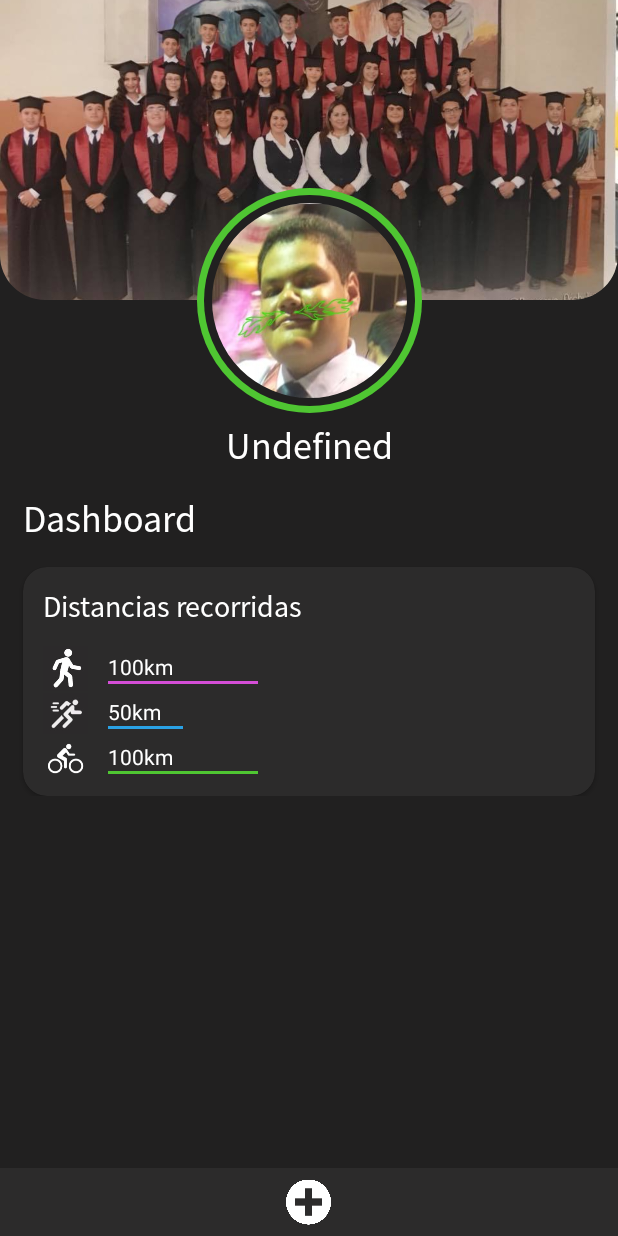
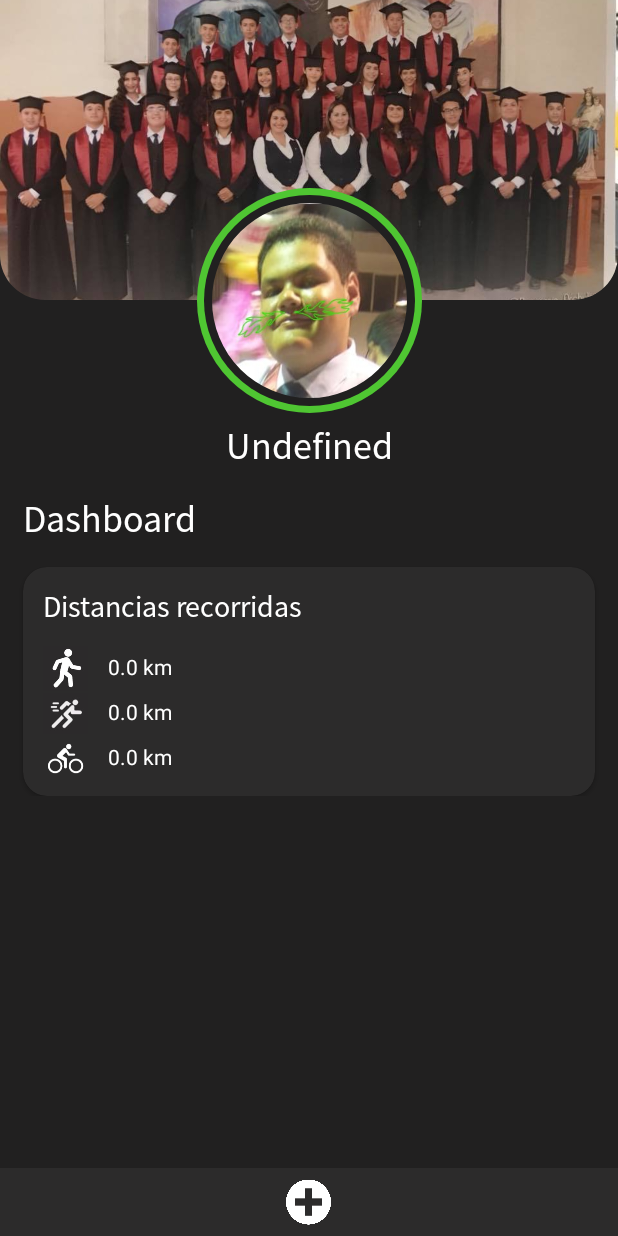
Before and after one commit to Erumeru/ProyFinalFitTrack, an Android app: the Dashboard screen opened directly, with no data from a screen before it, on a phone screen of 412 x 824 dp. Run offline under Robolectric (Android 15) with nearby library versions, the phone set to English and light mode, and no system bars; 2 statements that could not run were skipped.

Commit message:
Se arregla bug donde al ingresar un ejercicio sin distancia tronaba la app, ahora la app al visualizar el dashboard carga las barras con la información del usuario y de esto depende su width

```diff
--- a/app/src/main/java/com/example/proyfinalfittrack/dashboard/Agregar_ejercicio.kt
+++ b/app/src/main/java/com/example/proyfinalfittrack/dashboard/Agregar_ejercicio.kt
@@ -1,6 +1,7 @@
 package com.example.proyfinalfittrack.dashboard
 
 import android.content.Context
+import android.content.Intent
 import android.graphics.Color
 import androidx.appcompat.app.AppCompatActivity
 import android.os.Bundle
@@ -39,7 +40,6 @@ class Agregar_ejercicio : AppCompatActivity() {
         // configuraciones de variables
         cargarTitulosYActividades()
         cargarGifs()
-
 
         imgCaminar.setOnClickListener(){
             if(tvCaminar.currentTextColor!=colorSeleccionado) {
@@ -84,6 +84,11 @@ class Agregar_ejercicio : AppCompatActivity() {
                 showAlert(this, "Error en el tipo\nde entrenamiento", "Ingrese un tipo de entrenamiento.")
                 return@setOnClickListener
             }
+            if(editTextDistancia.text.isEmpty() || editTextDistancia.text.toString().equals(".") || editTextDistancia.text.toString().toFloat()<=0){
+                showAlert(this, "Error en la distancia", "Ingrese una distancia.")
+                return@setOnClickListener
+            }
+
             println(editTextDistancia.text.toString())
                dbHelper= DatabaseHelper(this)
                val currentTimeMillis = System.currentTimeMillis()
@@ -91,8 +96,13 @@ class Agregar_ejercicio : AppCompatActivity() {
                dbHelper.insertEntrenamiento(entrenamiento)
                dbHelper.selectAllEntrenamientos()
 
+            val dashboard= Intent(this,Dashboard::class.java)
+            dashboard.putExtra("nombreUsuario", intent.getSerializableExtra("nombreUsuario") as String)
+            dashboard.putExtra("idUsuario", idUser)
+            startActivity(dashboard)
+
+
         }
-
 
     }
 
--- a/app/src/main/java/com/example/proyfinalfittrack/dashboard/Dashboard.kt
+++ b/app/src/main/java/com/example/proyfinalfittrack/dashboard/Dashboard.kt
@@ -1,14 +1,21 @@
 package com.example.proyfinalfittrack.dashboard
 
 import android.content.Intent
+import android.database.Cursor
 import androidx.appcompat.app.AppCompatActivity
 import android.os.Bundle
+import android.view.View
 import android.widget.ImageView
+import android.widget.LinearLayout
+import android.widget.SimpleCursorAdapter
 import android.widget.TextView
 import com.example.proyfinalfittrack.R
 import com.example.proyfinalfittrack.db.DatabaseHelper
 import com.example.proyfinalfittrack.entities.Entrenamiento
 import com.example.proyfinalfittrack.sesiones.activityLogin
+import java.text.SimpleDateFormat
+import java.util.Date
+import java.util.Locale
 
 class Dashboard : AppCompatActivity() {
 
@@ -16,6 +23,16 @@ class Dashboard : AppCompatActivity() {
     private lateinit var tvNombre : TextView
     private lateinit var dbHelper: DatabaseHelper
     private lateinit var agregarEjercicio: ImageView
+    private lateinit var listaEnt: List<Entrenamiento>
+
+    private lateinit var tvSumaCorrer:TextView
+    private lateinit var tvSumaCaminar:TextView
+    private lateinit var tvSumaBici:TextView
+
+    private lateinit var linearCaminar: LinearLayout
+    private lateinit var viewBarraCaminar: View
+    private lateinit var viewBarraCorrer: View
+    private lateinit var viewBarraBici: View
 
     override fun onCreate(savedInstanceState: Bundle?) {
         super.onCreate(savedInstanceState)
@@ -23,19 +40,33 @@ class Dashboard : AppCompatActivity() {
         tvNombre=findViewById(R.id.tvNombre)
         nombreUsuario=intent.getSerializableExtra("nombreUsuario") as String
         agregarEjercicio=findViewById(R.id.agregarEjercicio)
-
-
+        linearCaminar=findViewById(R.id.linearCaminarDistanciaBarra)
+        viewBarraCaminar=findViewById(R.id.viewBarraCaminar)
+        viewBarraCorrer=findViewById(R.id.viewBarraCorrer)
+        viewBarraBici=findViewById(R.id.viewBarraBici)
 
         dbHelper= DatabaseHelper(this)
         tvNombre.setText(nombreUsuario)
 
-        agregarEjercicio.setOnClickListener(){
+        cargarTextViews()
+        cargarEntrenamientos()
+
+        val distanciaTotalRecorrida=sumaTotalDistancias()
+        val maxWidth=tvSumaCaminar.layoutParams.width
+        println("dadsd $maxWidth")
+
+        linearCaminar.post{
+            cargarDistanciasRecorridas(tvSumaCaminar, listaEnt, "caminar", viewBarraCaminar,distanciaTotalRecorrida)
+            cargarDistanciasRecorridas(tvSumaCorrer, listaEnt, "correr", viewBarraCorrer,distanciaTotalRecorrida)
+            cargarDistanciasRecorridas(tvSumaBici, listaEnt, "bici", viewBarraBici,distanciaTotalRecorrida)
+        }
 
 
+        agregarEjercicio.setOnClickListener(){
             val agregar= Intent(this, Agregar_ejercicio::class.java)
             agregar.putExtra("idUsuario",intent.getSerializableExtra("idUsuario") as Int)
+            agregar.putExtra("nombreUsuario", intent.getSerializableExtra("nombreUsuario") as String)
             startActivity(agregar)
-
          //   val idUser=intent.getSerializableExtra("idUsuario") as Int
           //  val currentTimeMillis = System.currentTimeMillis()
          //   var entrenamiento=Entrenamiento(idUser,currentTimeMillis,"caminata",100f)
@@ -44,7 +75,69 @@ class Dashboard : AppCompatActivity() {
         }
     }
 
+    fun porcentajeWidthEntrenamiento(view: View, distancia: Float, distanciaTotal: Float){
 
+        val linearLayout = linearCaminar
 
+            // El ancho de la vista ya se ha calculado
+            val maxWidth = linearLayout.width
+            println("maxwidht: $maxWidth")
+            // Utiliza el valor de width aquí
+            val params=view.layoutParams
+            println("total $distanciaTotal")
+            val widthCalculado=maxWidth*(distancia/distanciaTotal)
+            if(widthCalculado.toInt()<=0){
+                params.width=0
+                println(params.width.toString())
+                view.layoutParams=params
+            }else{
+                params.width=widthCalculado.toInt()
+                println(params.width.toString())
+                view.layoutParams=params
+            }
+
+    }
+
+    fun cargarTextViews(){
+        tvSumaCaminar=findViewById(R.id.tvSumaCaminar)
+        tvSumaBici=findViewById(R.id.tvSumaBici)
+        tvSumaCorrer=findViewById(R.id.tvSumaCorrer)
+    }
+
+    fun sumaTotalDistancias():Float{
+        var distanciaTotal=0.0f
+        listaEnt.forEach{ent ->
+            distanciaTotal+=ent.distancia
+        }
+        return distanciaTotal
+    }
+
+    fun cargarDistanciasRecorridas(textView:TextView, listaEnts: List<Entrenamiento>, tipo:String, view: View, distanciaTotal: Float){
+        val distancia=sumaDistancia(listaEnts, tipo)
+        porcentajeWidthEntrenamiento(view,distancia,distanciaTotal)
+        textView.setText("$distancia km")
+    }
+
+    fun sumaDistancia(entrenamientos: List<Entrenamiento>, tipo:String):Float{
+        var suma=0.0f
+
+        entrenamientos.forEach{ent ->
+            if(ent.tipo.equals(tipo)) suma+=ent.distancia
+        }
+        return suma
+    }
+    fun cargarEntrenamientos(){
+        val idUser=intent.getSerializableExtra("idUsuario") as Int
+        listaEnt=dbHelper.getEntremaientosUnMesAtras(idUser)
+        listaEnt.forEach{ent ->
+            println("Tipo: ${ent.tipo}, Distancia: ${ent.distancia}, Fecha: ${convertirMillisAFecha(ent.fecha,"dd/MM/yyyy HH:mm:ss")}, ")
+        }
+    }
+
+    fun convertirMillisAFecha(millis: Long, formato: String): String {
+        val dateFormat = SimpleDateFormat(formato, Locale.getDefault())
+        val fecha = Date(millis)
+        return dateFormat.format(fecha)
+    }
 
 }
--- a/app/src/main/java/com/example/proyfinalfittrack/db/DatabaseHelper.kt
+++ b/app/src/main/java/com/example/proyfinalfittrack/db/DatabaseHelper.kt
@@ -2,10 +2,12 @@ package com.example.proyfinalfittrack.db
 
 import android.content.ContentValues
 import android.content.Context
+import android.database.Cursor
 import android.database.sqlite.SQLiteDatabase
 import android.database.sqlite.SQLiteOpenHelper
 import android.util.Log
 import com.example.proyfinalfittrack.entities.Entrenamiento
+import java.util.Calendar
 
 class DatabaseHelper (context: Context) : SQLiteOpenHelper(context, DATABASE_NAME,null,DATABASE_VERSION){
 
@@ -74,6 +76,39 @@ class DatabaseHelper (context: Context) : SQLiteOpenHelper(context, DATABASE_NAM
         db.close()
     }
 
+    fun getEntremaientosUnMesAtras(idUser: Int): List<Entrenamiento> {
+        val entrenamientosList = mutableListOf<Entrenamiento>()
+
+        val currentTimeMillis = System.currentTimeMillis()
+
+        // Calcular la fecha de hace un mes
+        val calendar = Calendar.getInstance()
+        calendar.timeInMillis = currentTimeMillis
+        calendar.add(Calendar.MONTH, -1)
+        val oneMonthAgo = calendar.timeInMillis
+
+
+        val query = "SELECT * FROM $TABLE_ENTRENAMIENTOS WHERE $COLUMN_FECHA >= $oneMonthAgo AND $COLUMN_USER_ID = $idUser"
+
+        val db = this.readableDatabase
+        val cursor = db.rawQuery(query, null)
+
+        while (cursor.moveToNext()) {
+            val userId = cursor.getInt(cursor.getColumnIndexOrThrow(COLUMN_USER_ID))
+            val fecha = cursor.getLong(cursor.getColumnIndexOrThrow(COLUMN_FECHA))
+            val tipo = cursor.getString(cursor.getColumnIndexOrThrow(COLUMN_TIPO))
+            val distancia = cursor.getFloat(cursor.getColumnIndexOrThrow(COLUMN_DISTANCIA))
+
+            val entrenamiento = Entrenamiento(userId, fecha, tipo, distancia)
+            entrenamientosList.add(entrenamiento)
+        }
+
+        cursor.close()
+        db.close()
+        return entrenamientosList
+    }
+
+
 
     fun selectAllEntrenamientos() {
 
--- a/app/src/main/java/com/example/proyfinalfittrack/sesiones/activityLogin.kt
+++ b/app/src/main/java/com/example/proyfinalfittrack/sesiones/activityLogin.kt
@@ -120,5 +120,4 @@ class activityLogin : AppCompatActivity() {
         return userId
     }
 
-
 }
--- a/app/src/main/res/layout/activity_dashboard.xml
+++ b/app/src/main/res/layout/activity_dashboard.xml
@@ -82,7 +82,7 @@
                     android:layout_margin="15dp"
                     >
                     <androidx.constraintlayout.widget.ConstraintLayout
-                        android:layout_width="wrap_content"
+                        android:layout_width="match_parent"
                         android:layout_height="wrap_content">
                         <TextView
                             android:id="@+id/tvDistancia"
@@ -100,7 +100,7 @@
                             android:id="@+id/linearCaminar"
                             app:layout_constraintTop_toBottomOf="@id/tvDistancia"
                             app:layout_constraintStart_toStartOf="parent"
-                            android:layout_width="wrap_content"
+                            android:layout_width="match_parent"
                             android:gravity="center_vertical"
                             android:layout_height="wrap_content"
                             android:paddingLeft="13dp"
@@ -111,17 +111,21 @@
                                 android:src="@drawable/icon_caminar"
                                 />
                             <LinearLayout
-                                android:layout_width="wrap_content"
+                                android:id="@+id/linearCaminarDistanciaBarra"
+                                android:layout_width="match_parent"
                                 android:layout_height="wrap_content"
                                 android:paddingLeft="13dp"
+                                android:paddingEnd="13dp"
                                 android:orientation="vertical">
                                 <TextView
-                                    android:layout_width="wrap_content"
+                                    android:id="@+id/tvSumaCaminar"
+                                    android:layout_width="match_parent"
                                     android:layout_height="wrap_content"
                                     android:text="100km"
                                     android:textColor="@color/white"
                                     />
                                 <View
+                                    android:id="@+id/viewBarraCaminar"
                                     android:layout_width="100dp"
                                     android:background="@color/rosa"
                                     android:layout_height="2dp"/>
@@ -131,7 +135,7 @@
                             android:id="@+id/linearCorrer"
                             app:layout_constraintTop_toBottomOf="@id/linearCaminar"
                             app:layout_constraintStart_toStartOf="parent"
-                            android:layout_width="wrap_content"
+                            android:layout_width="match_parent"
                             android:gravity="center_vertical"
                             android:layout_height="wrap_content"
                             android:paddingLeft="13dp"
@@ -142,17 +146,21 @@
                                 android:src="@drawable/icon_correr"
                                 />
                             <LinearLayout
-                                android:layout_width="wrap_content"
+                                android:layout_width="match_parent"
                                 android:layout_height="wrap_content"
                                 android:paddingLeft="13dp"
+                                android:paddingEnd="13dp"
+
                                 android:orientation="vertical">
                                 <TextView
+                                    android:id="@+id/tvSumaCorrer"
                                     android:layout_width="wrap_content"
                                     android:layout_height="wrap_content"
                                     android:text="50km"
                                     android:textColor="@color/white"
                                     />
                                 <View
+                                    android:id="@+id/viewBarraCorrer"
                                     android:layout_width="50dp"
                                     android:background="@color/azul"
                                     android:layout_height="2dp"/>
@@ -162,7 +170,7 @@
                             android:id="@+id/linearBici"
                             app:layout_constraintTop_toBottomOf="@id/linearCorrer"
                             app:layout_constraintStart_toStartOf="parent"
-                            android:layout_width="wrap_content"
+                            android:layout_width="match_parent"
                             android:gravity="center_vertical"
                             android:layout_height="wrap_content"
                             android:paddingLeft="13dp"
@@ -174,17 +182,21 @@
                                 android:src="@drawable/icon_bici"
                                 />
                             <LinearLayout
-                                android:layout_width="wrap_content"
+                                android:layout_width="match_parent"
                                 android:layout_height="wrap_content"
                                 android:paddingLeft="13dp"
+                                android:paddingEnd="13dp"
+
                                 android:orientation="vertical">
                                 <TextView
+                                    android:id="@+id/tvSumaBici"
                                     android:layout_width="wrap_content"
                                     android:layout_height="wrap_content"
                                     android:text="100km"
                                     android:textColor="@color/white"
                                     />
                                 <View
+                                    android:id="@+id/viewBarraBici"
                                     android:layout_width="100dp"
                                     android:background="@color/verdePrincipal"
                                     android:layout_height="2dp"/>
```
